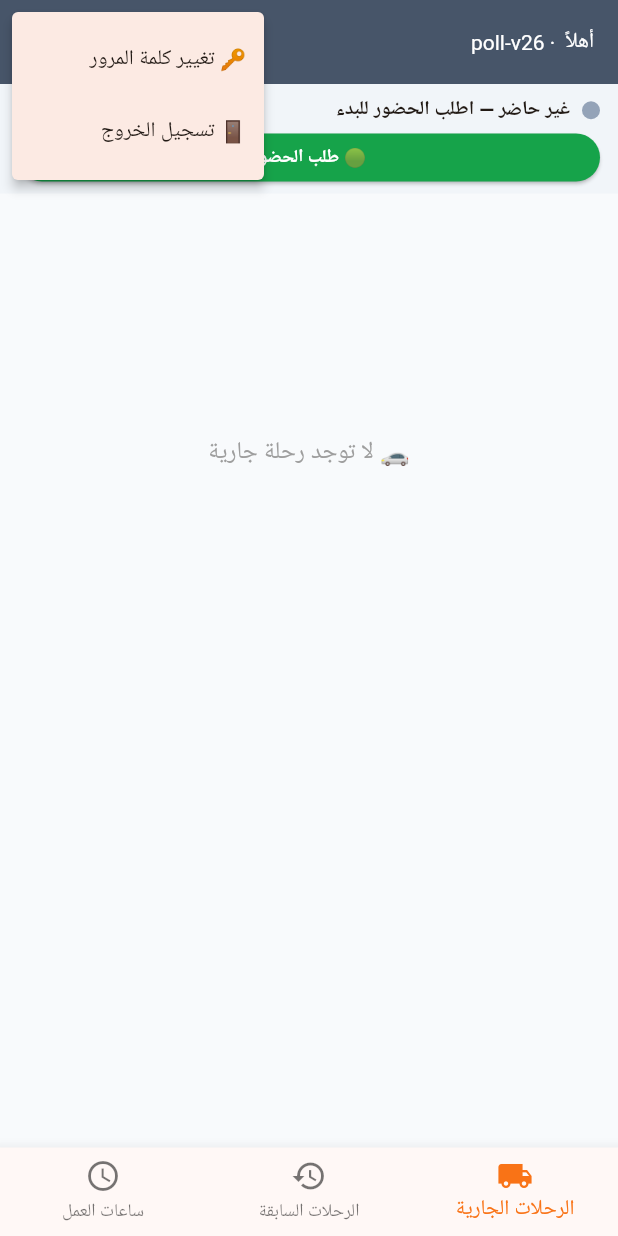
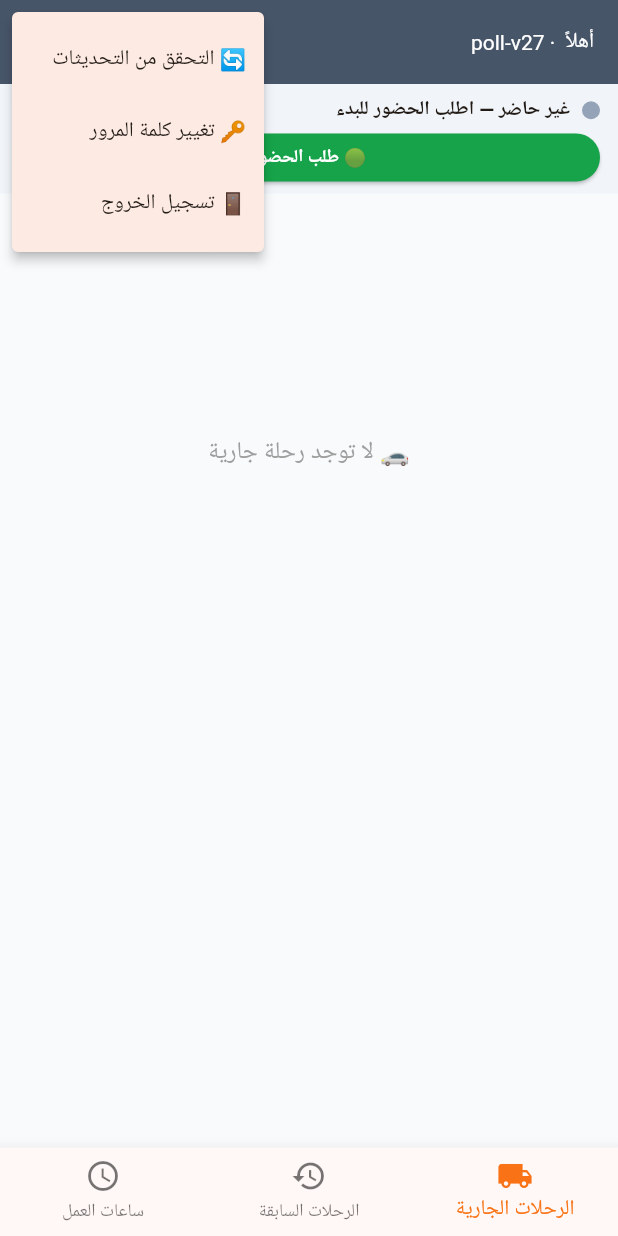
Before and after one commit to drebrahimhamdy30-web/phalix-driver-app, a Flutter app: the HomeScreen screen opened directly, after a tap on the "more vert" icon, on a phone screen of 412 x 824 dp. Run offline on Flutter 3.47's test engine with Material 3 defaults, Android fonts, the phone set to English and light mode, and no system bars; our stand-ins replace audioplayers, firebase_core, flutter_local_notifications, geolocator, shared_preferences, vibration; missing offline and left inert: flutter_foreground_task, ota_update; accounts and stored records are empty; network calls fail.

Commit message:
fix(app): make logout resilient + add manual update check; bump to v27
- _logout now clears creds first and guards service cleanup in try/catch with
  timeouts so navigation to Login always runs (button previously appeared dead
  when a cleanup step threw/hung).
- Add 'التحقق من التحديثات' menu item (manual check with on-latest feedback).
- Bump to build 27 so v26 devices receive this update and the in-app
  update prompt can be verified end to end.

Co-Authored-By: Claude Opus 4.8 <noreply@anthropic.com>
Claude-Session: https://claude.ai/code/session_01DknHvmzebq6FuerfPXNK9h

```diff
--- a/lib/config.dart
+++ b/lib/config.dart
@@ -31,9 +31,9 @@ class Config {
   static const String appSecret =
       '87bcac4b4da9317f3b8716e6af9269533f8e2228cc0db43b';
   // رقم إصدار داخلي للتشخيص
-  static const String appVersion = 'poll-v26';
+  static const String appVersion = 'poll-v27';
   // رقم البناء (يُقارن بآخر نسخة منشورة لعرض رسالة التحديث)
-  static const int appBuild = 26;
+  static const int appBuild = 27;
   // كل كام ثانية تسحب الخدمة الطلبات الجديدة
   static const int pollIntervalMs = 10000;
 
--- a/lib/home_screen.dart
+++ b/lib/home_screen.dart
@@ -81,17 +81,30 @@ class _HomeScreenState extends State<HomeScreen> with WidgetsBindingObserver {
   }
 
   // فحص آخر نسخة وعرض رسالة تحديث لو فيه أحدث
-  Future<void> _checkUpdate() async {
+  void _snack(String m) {
+    if (!mounted) return;
+    ScaffoldMessenger.of(context).showSnackBar(SnackBar(content: Text(m)));
+  }
+
+  Future<void> _checkUpdate({bool manual = false}) async {
     try {
       final v = await Api.getLatestVersion();
-      if (v == null || !mounted) return;
+      if (v == null || !mounted) {
+        if (manual) _snack('تعذّر التحقق من التحديثات، حاول تاني');
+        return;
+      }
       final latest = v['version_code'] is int
           ? v['version_code'] as int
           : int.tryParse('${v['version_code']}') ?? 0;
       final apkUrl = '${v['apk_url'] ?? ''}';
-      if (latest <= Config.appBuild || apkUrl.isEmpty) return;
+      if (latest <= Config.appBuild || apkUrl.isEmpty) {
+        if (manual) _snack('أنت على أحدث نسخة (v${Config.appBuild}) ✅');
+        return;
+      }
       _showUpdateDialog(apkUrl, v['force_update'] == true, '${v['notes'] ?? ''}');
-    } catch (_) {}
+    } catch (_) {
+      if (manual) _snack('تعذّر التحقق من التحديثات');
+    }
   }
 
   void _showUpdateDialog(String apkUrl, bool force, String notes) {
@@ -141,11 +154,21 @@ class _HomeScreenState extends State<HomeScreen> with WidgetsBindingObserver {
   }
 
   Future<void> _logout() async {
-    await stopAlarmService();
-    await FlutterForegroundTask.clearAllData();
-    await cancelAlarm();
-    final prefs = await SharedPreferences.getInstance();
-    await prefs.clear();
+    // الأهم: مسح بيانات الدخول أولاً (حتى لو فشل تنظيف الخدمات)
+    try {
+      final prefs = await SharedPreferences.getInstance();
+      await prefs.clear();
+    } catch (_) {}
+    // تنظيف الخدمات best-effort — لا يمنع الخروج لو رمى خطأ أو تأخّر
+    try {
+      await stopAlarmService().timeout(const Duration(seconds: 3));
+    } catch (_) {}
+    try {
+      await FlutterForegroundTask.clearAllData().timeout(const Duration(seconds: 3));
+    } catch (_) {}
+    try {
+      await cancelAlarm().timeout(const Duration(seconds: 3));
+    } catch (_) {}
     if (!mounted) return;
     Navigator.pushReplacement(
         context, MaterialPageRoute(builder: (_) => const LoginScreen()));
@@ -272,10 +295,12 @@ class _HomeScreenState extends State<HomeScreen> with WidgetsBindingObserver {
                 onPressed: _refreshCurrent, icon: const Icon(Icons.refresh)),
           PopupMenuButton<String>(
             onSelected: (v) {
+              if (v == 'upd') _checkUpdate(manual: true);
               if (v == 'pw') _changePassword();
               if (v == 'out') _logout();
             },
             itemBuilder: (_) => const [
+              PopupMenuItem(value: 'upd', child: Text('🔄 التحقق من التحديثات')),
               PopupMenuItem(value: 'pw', child: Text('🔑 تغيير كلمة المرور')),
               PopupMenuItem(value: 'out', child: Text('🚪 تسجيل الخروج')),
             ],
--- a/pubspec.yaml
+++ b/pubspec.yaml
@@ -1,7 +1,7 @@
 name: phalix_driver
 description: Phalix Driver - تطبيق سائق التوصيل
 publish_to: 'none'
-version: 2.0.0+26
+version: 2.0.0+27
 
 environment:
   sdk: '>=3.4.0 <4.0.0'
```
